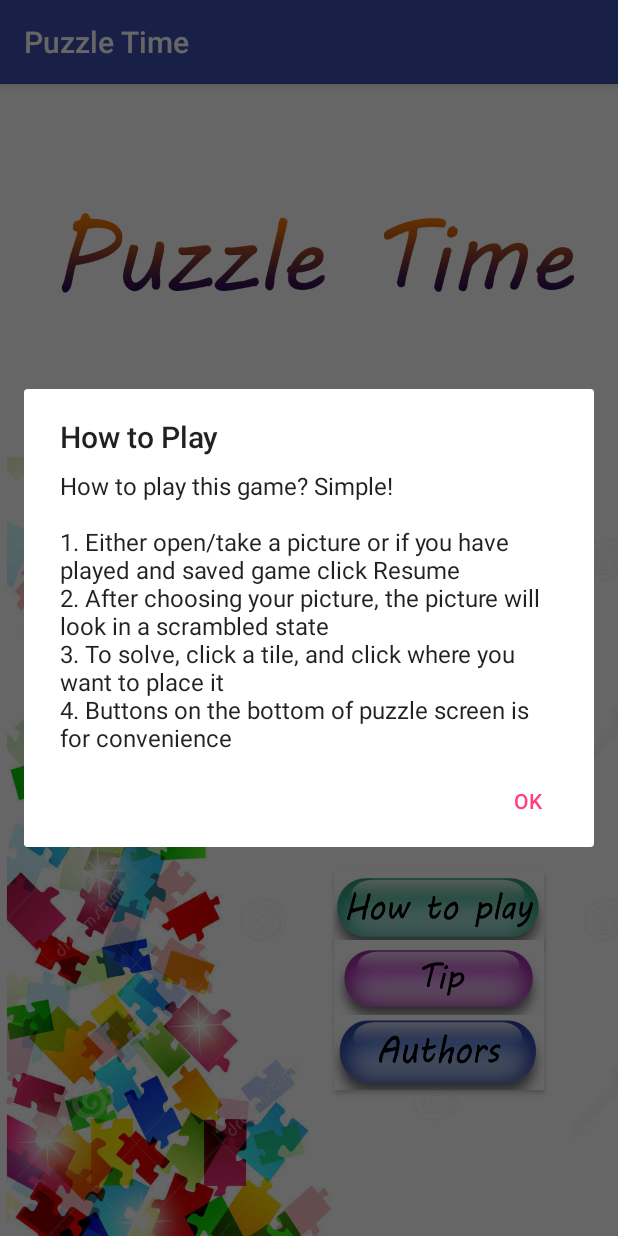
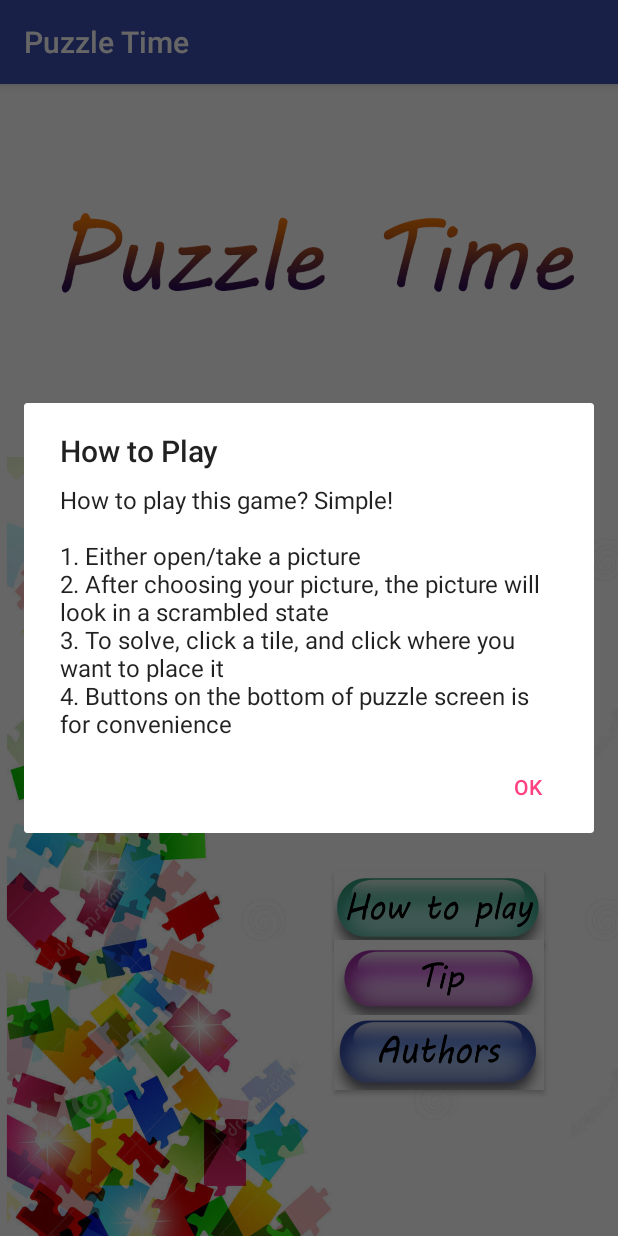
Before and after one commit to Bee-HN/Images_Puzzles_Game-, an Android app: the help screen opened directly, with no data from a screen before it, after a tap on an icon or button, on a phone screen of 412 x 824 dp. Run offline under Robolectric (Android 15) with nearby library versions, the phone set to English and light mode, and no system bars.

Commit message:
RestPuzzle is working.

```diff
--- a/app/src/main/java/com/hoang_nguyen/courseproject/MainActivity.java
+++ b/app/src/main/java/com/hoang_nguyen/courseproject/MainActivity.java
@@ -29,6 +29,7 @@ public class MainActivity extends AppCompatActivity {
         this.setTitle("Puzzle Time");
 
     }//end of create.
+
 
     public void takePic (View view) {
     //If user select "Take Picture" then,
--- a/app/src/main/java/com/hoang_nguyen/courseproject/help.java
+++ b/app/src/main/java/com/hoang_nguyen/courseproject/help.java
@@ -36,13 +36,14 @@ public class help extends AppCompatActivity {
         alert.setTitle("Tips and Tricks");
         alert.show();
 
+
     }//end of TipsAndTricks
 
     public void HowTo(View view) {
     //when user select How to play button, using alertDialog, to show the how to play.
                 AlertDialog.Builder altdial = new AlertDialog.Builder(help.this);
                 altdial.setMessage("How to play this game? Simple!\n\n" +
-                        "1. Either open/take a picture or if you have played and saved game click Resume\n" +
+                        "1. Either open/take a picture\n" +
                         "2. After choosing your picture, the picture will look in a scrambled state\n" +
                         "3. To solve, click a tile, and click where you want to place it\n" +
                         "4. Buttons on the bottom of puzzle screen is for convenience").setCancelable(false)
--- a/app/src/main/java/com/hoang_nguyen/courseproject/playPuzzle.java
+++ b/app/src/main/java/com/hoang_nguyen/courseproject/playPuzzle.java
@@ -253,6 +253,7 @@ public class playPuzzle extends AppCompatActivity {
                 swap(firstImage, secondImage);// call swap fucntion to switch the puzzle images.
             }//end of if-else
         }//end of onClick
+
     };
 
     public void swap (ImageButton firstImage, ImageButton secondImage){
--- a/app/src/main/res/layout/activity_play_puzzle.xml
+++ b/app/src/main/res/layout/activity_play_puzzle.xml
@@ -8,6 +8,9 @@
     tools:layout_editor_absoluteY="81dp"
     android:background="#000"
     tools:layout_editor_absoluteX="0dp">
+
+
+
 
     <Button
         android:id="@+id/CheckBtn"
```
